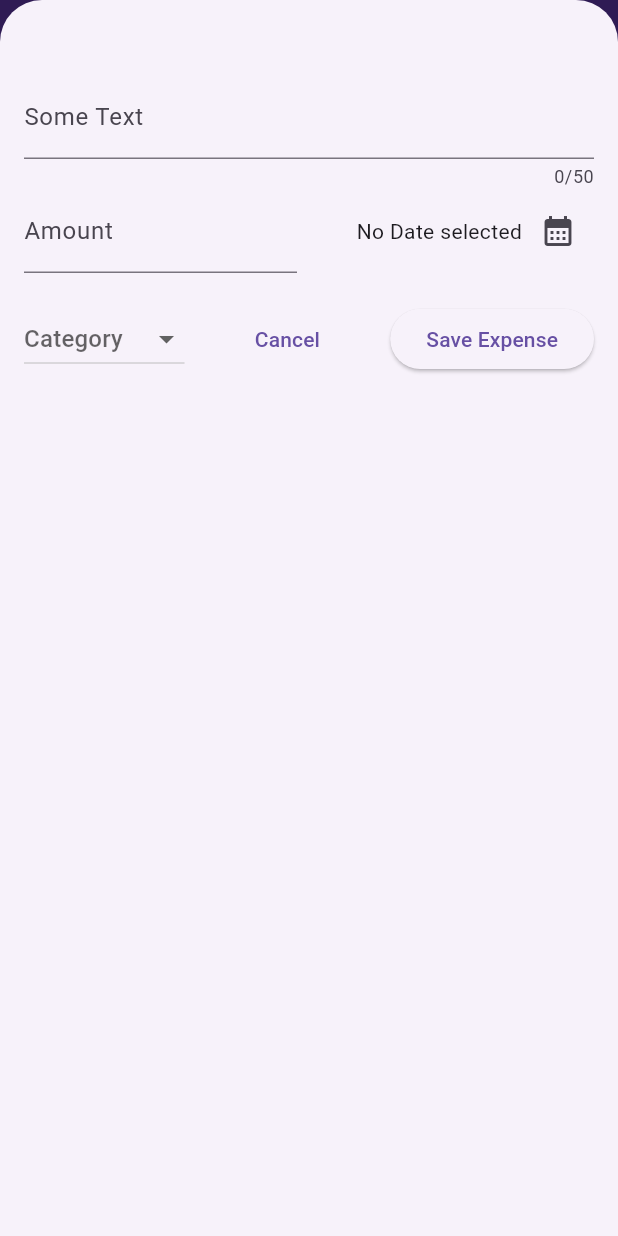
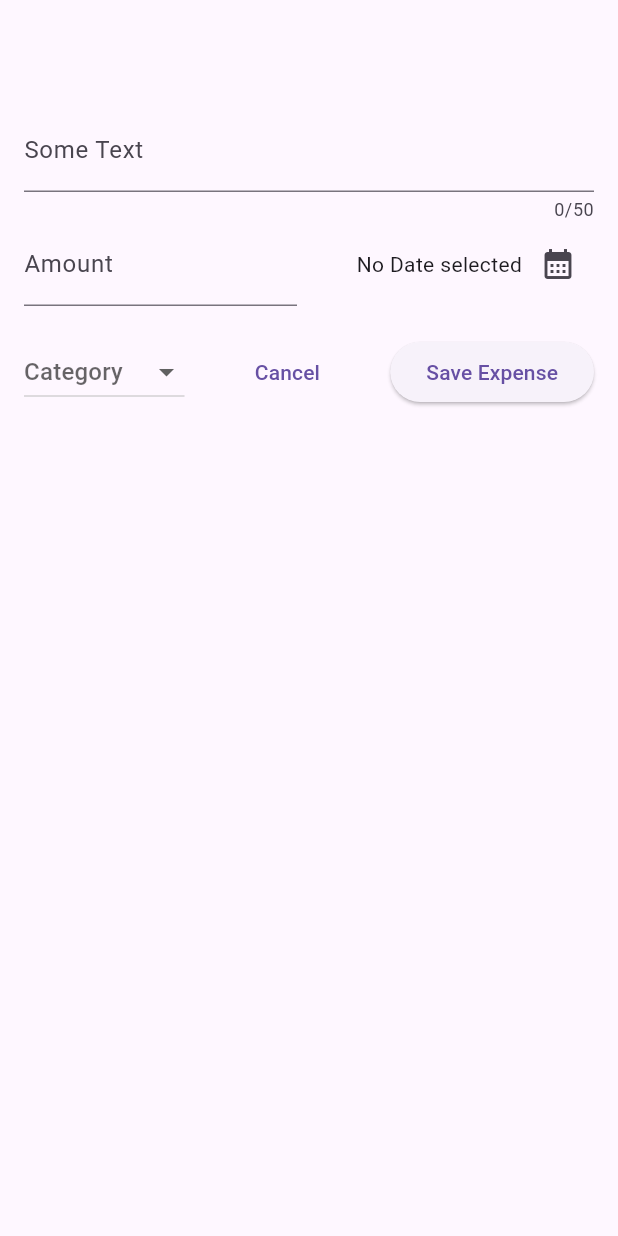
Before and after one commit to themse/expense_tracker, a Flutter app: the screen it shows after launch, after a tap on the "add" icon, on a phone screen of 412 x 824 dp. Run offline on Flutter 3.47's test engine with Material 3 defaults, Android fonts, the phone set to English and light mode, and no system bars.

```diff
--- a/lib/main.dart
+++ b/lib/main.dart
@@ -13,8 +13,10 @@ class RootApp extends StatelessWidget {
   Widget build(BuildContext context) {
     return MaterialApp(
       debugShowCheckedModeBanner: false,
-      home: Expenses(),
-      theme: ThemeData(useMaterial3: true),
+      home: const Expenses(),
+      theme: ThemeData().copyWith(
+        useMaterial3: true,
+      ),
     );
   }
 }
--- a/lib/widgets/new_expense.dart
+++ b/lib/widgets/new_expense.dart
@@ -1,4 +1,5 @@
 import 'package:flutter/material.dart';
+import 'package:flutter/services.dart';
 import 'package:intl/intl.dart';
 
 import 'package:expense_tracker/models/expense.dart';
@@ -6,9 +7,9 @@ import 'package:expense_tracker/models/expense.dart';
 final formatter = DateFormat.yMd();
 
 class NewExpense extends StatefulWidget {
-  void Function({required Expense expense}) addNewExpense;
+  final void Function({required Expense expense}) addNewExpense;
 
-  NewExpense({super.key, required this.addNewExpense});
+  const NewExpense({super.key, required this.addNewExpense});
 
   @override
   State<NewExpense> createState() => _NewExpenseState();
@@ -101,8 +102,18 @@ class _NewExpenseState extends State<NewExpense> {
 
   @override
   Widget build(BuildContext context) {
-    return Padding(
-      padding: const EdgeInsets.fromLTRB(16, 50, 16, 16),
+    return Scaffold(
+      appBar: AppBar(
+        elevation: 0,
+        automaticallyImplyLeading: false,
+        backgroundColor: Colors.transparent,
+        systemOverlayStyle: const SystemUiOverlayStyle(
+          statusBarIconBrightness: Brightness.dark,
+          statusBarBrightness: Brightness.light,
+        ),
+      ),
+      body: Padding(
+        padding: const EdgeInsets.all(16),
         child: Column(children: [
           TextField(
             controller: _titleController,
@@ -172,6 +183,7 @@ class _NewExpenseState extends State<NewExpense> {
             ],
           )
         ]),
+      ),
     );
   }
 }
```
Lines whose indentation alone changed are shown as unchanged.
